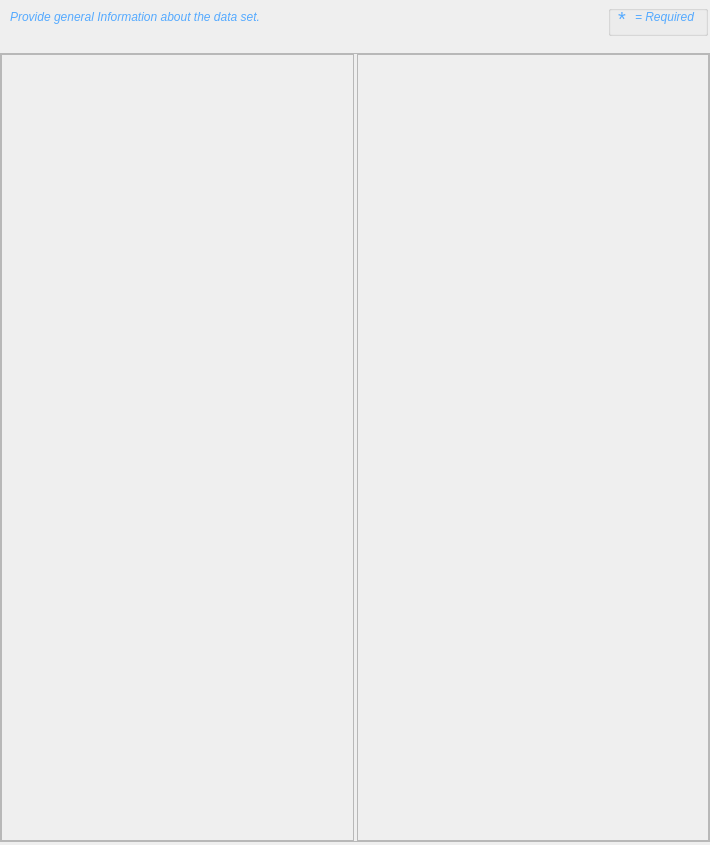
Qt form pymdwizard/gui/ui_files/idinfo.ui (DOI-USGS/fort-pymdwizard) before a commit.
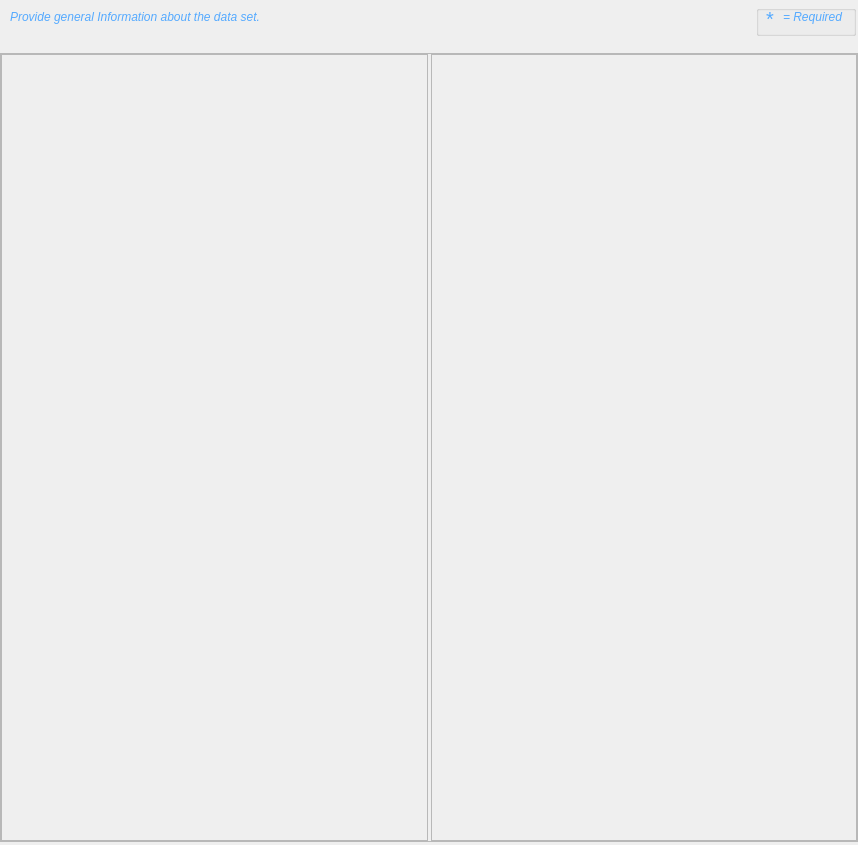
The same form after that commit.

Commit message: Cleanup layout of IdInfo

```diff
--- a/pymdwizard/gui/ui_files/idinfo.ui
+++ b/pymdwizard/gui/ui_files/idinfo.ui
@@ -6,7 +6,7 @@
    <rect>
     <x>0</x>
     <y>0</y>
-    <width>710</width>
+    <width>858</width>
     <height>845</height>
    </rect>
   </property>
@@ -292,6 +292,12 @@
        </property>
        <item>
         <widget class="QScrollArea" name="idinfo_scroll_area">
+         <property name="sizePolicy">
+          <sizepolicy hsizetype="Expanding" vsizetype="Preferred">
+           <horstretch>0</horstretch>
+           <verstretch>0</verstretch>
+          </sizepolicy>
+         </property>
          <property name="frameShape">
           <enum>QFrame::NoFrame</enum>
          </property>
@@ -306,8 +312,8 @@
            <rect>
             <x>0</x>
             <y>0</y>
-            <width>706</width>
-            <height>804</height>
+            <width>854</width>
+            <height>400</height>
            </rect>
           </property>
           <layout class="QVBoxLayout" name="verticalLayout_3">
@@ -328,6 +334,12 @@
            </property>
            <item>
             <widget class="QFrame" name="frame_citation">
+             <property name="sizePolicy">
+              <sizepolicy hsizetype="Preferred" vsizetype="Preferred">
+               <horstretch>0</horstretch>
+               <verstretch>0</verstretch>
+              </sizepolicy>
+             </property>
              <property name="frameShape">
               <enum>QFrame::NoFrame</enum>
              </property>
@@ -460,7 +472,7 @@
                     <enum>Qt::Vertical</enum>
                    </property>
                    <property name="sizeType">
-                    <enum>QSizePolicy::Minimum</enum>
+                    <enum>QSizePolicy::Expanding</enum>
                    </property>
                    <property name="sizeHint" stdset="0">
                     <size>
@@ -482,6 +494,22 @@
        </item>
       </layout>
      </item>
+     <item>
+      <spacer name="verticalSpacer_4">
+       <property name="orientation">
+        <enum>Qt::Vertical</enum>
+       </property>
+       <property name="sizeType">
+        <enum>QSizePolicy::Preferred</enum>
+       </property>
+       <property name="sizeHint" stdset="0">
+        <size>
+         <width>20</width>
+         <height>0</height>
+        </size>
+       </property>
+      </spacer>
+     </item>
     </layout>
    </item>
   </layout>
```
The commit also changes 2 other files.
